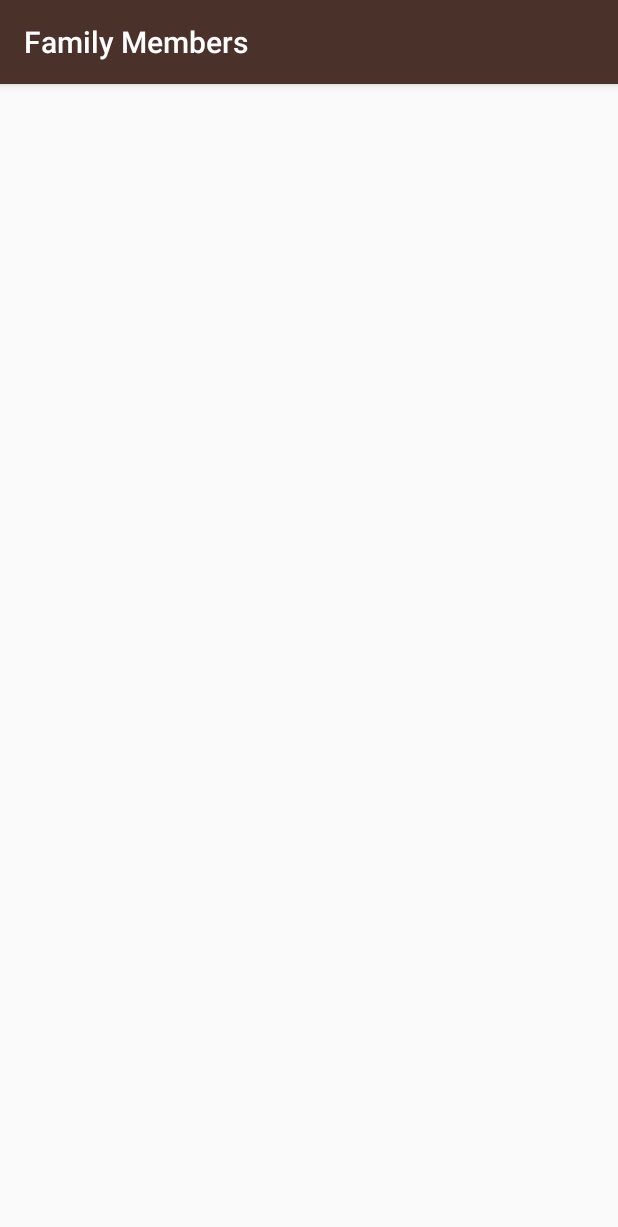
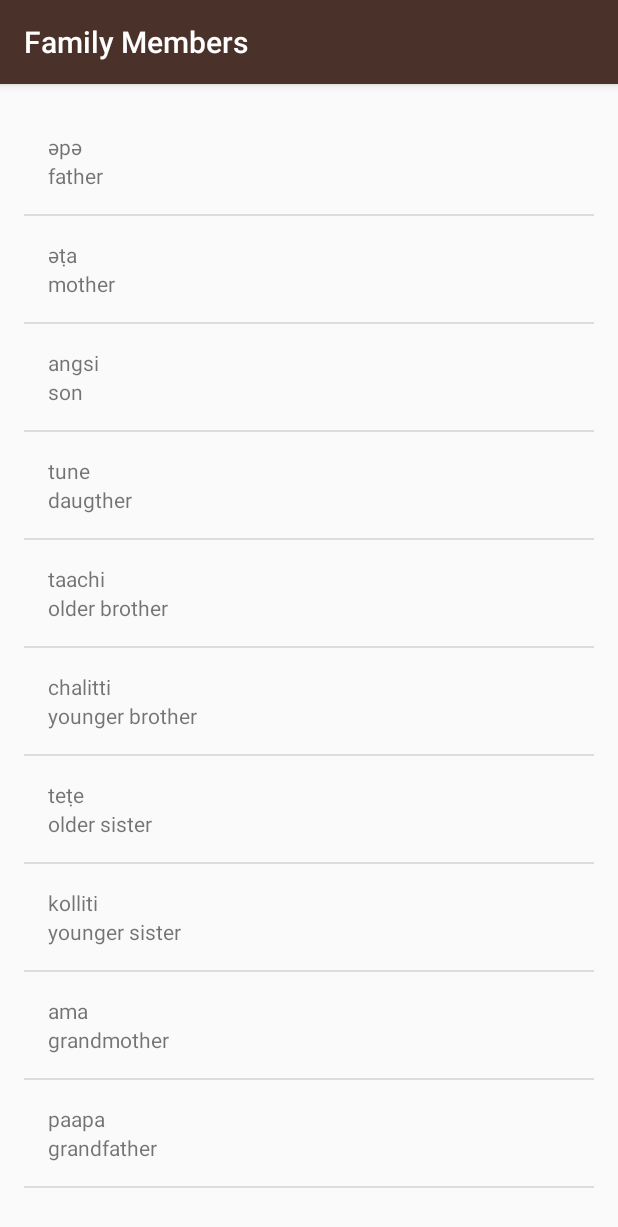
Before and after one commit to andreluiskg/Miwok, an Android app: the FamilyActivity screen opened directly, with no data from a screen before it, on a phone screen of 412 x 824 dp. Shown: the top 1227 px of the screen. Run offline under Robolectric (Android 15) with nearby library versions, the phone set to English and light mode, and no system bars.

Commit message:
Modificando o FamilyActivity com o código do ColorsActivity

```diff
--- a/app/src/main/java/com/andre/android/miwok/FamilyActivity.java
+++ b/app/src/main/java/com/andre/android/miwok/FamilyActivity.java
@@ -1,13 +1,34 @@
 package com.andre.android.miwok;
 
+import android.os.Bundle;
 import android.support.v7.app.AppCompatActivity;
-import android.os.Bundle;
+import android.widget.ListView;
+
+import java.util.ArrayList;
 
 public class FamilyActivity extends AppCompatActivity {
 
     @Override
     protected void onCreate(Bundle savedInstanceState) {
         super.onCreate(savedInstanceState);
-        setContentView(R.layout.activity_family);
+        setContentView(R.layout.activity_numbers);
+
+        ArrayList<Word> words = new ArrayList<Word>();
+        words.add(new Word("father", "әpә"));
+        words.add(new Word("mother", "әṭa"));
+        words.add(new Word("son", "angsi"));
+        words.add(new Word("daugther", "tune"));
+        words.add(new Word("older brother", "taachi"));
+        words.add(new Word("younger brother", "chalitti"));
+        words.add(new Word("older sister", "teṭe"));
+        words.add(new Word("younger sister", "kolliti"));
+        words.add(new Word("grandmother", "ama"));
+        words.add(new Word("grandfather", "paapa"));
+
+        WordAdapter wordAdapter =
+                new WordAdapter(this, words);
+        ListView listView = (ListView) findViewById(R.id.list);
+        listView.setAdapter(wordAdapter);
+
     }
 }
```
